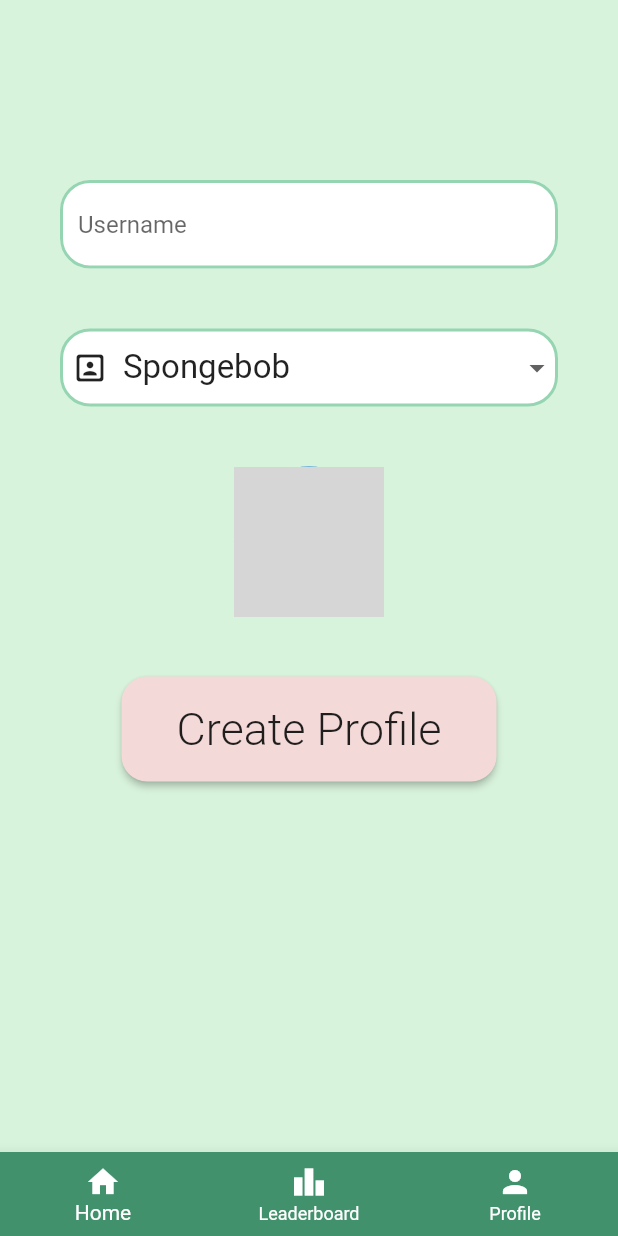
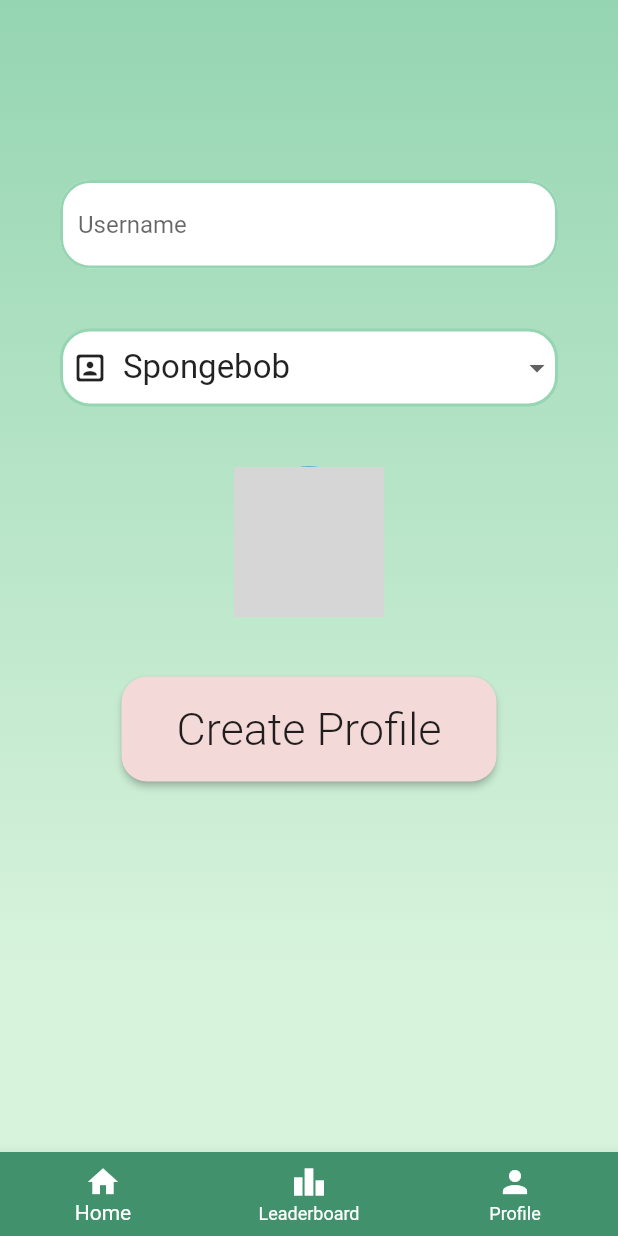
Before and after one commit to gu-tig169/Grupp5, a Flutter app: the screen it shows after launch, on a phone screen of 412 x 824 dp. Run offline on Flutter 3.47's test engine with Material 2 defaults, Android fonts, the phone set to English and light mode, and no system bars; network calls fail; grey boxes are pictures that could not be loaded.

Commit message:
Created Gradienter which creates the same background on all views easier

```diff
--- a/lib/view/createprofile_view.dart
+++ b/lib/view/createprofile_view.dart
@@ -2,6 +2,7 @@ import 'package:flutter/cupertino.dart';
 import 'package:flutter/material.dart';
 import 'package:triviaholic/assets/CustomColors.dart';
 import 'package:triviaholic/view/widgets/navbar.dart';
+import 'package:triviaholic/view/widgets/gradient.dart';
 
 class CreateProfileView extends StatefulWidget {
   @override
@@ -12,9 +13,11 @@ class _CreateProfileViewState extends State<CreateProfileView> {
   @override
   Widget build(BuildContext context) {
     return Scaffold(
-      backgroundColor: nyanza,
+      //backgroundColor: nyanza,
       resizeToAvoidBottomInset: false,
-      body: Column(
+      body: Center(
+          child: Gradienter(
+        widget: Column(
           children: [
             spaceBetween(120),
             userTextField('Username'),
@@ -26,6 +29,7 @@ class _CreateProfileViewState extends State<CreateProfileView> {
             createProfileButton(),
           ],
         ),
+      )),
       bottomNavigationBar: BottomNavBar(),
     );
   }
--- /dev/null
+++ b/lib/view/widgets/gradient.dart
@@ -0,0 +1,18 @@
+import 'package:flutter/cupertino.dart';
+import 'package:flutter/material.dart';
+import 'package:triviaholic/assets/CustomColors.dart';
+
+class Gradienter extends StatelessWidget {
+  Widget widget;
+  Gradienter({this.widget});
+  @override
+  Widget build(BuildContext context) {
+    return Container(
+        child: this.widget,
+        decoration: BoxDecoration(
+            gradient: LinearGradient(
+                begin: Alignment(0.0, -1.0),
+                end: Alignment(0.0, 0.7),
+                colors: [turquoiseGreen, nyanza])));
+  }
+}
```
Also changed, not shown: lib/view/selectProfileView.dart (+4 -7 lines), lib/view/startgame_view.dart (+10 -22 lines). Lines whose indentation alone changed are shown as unchanged.
